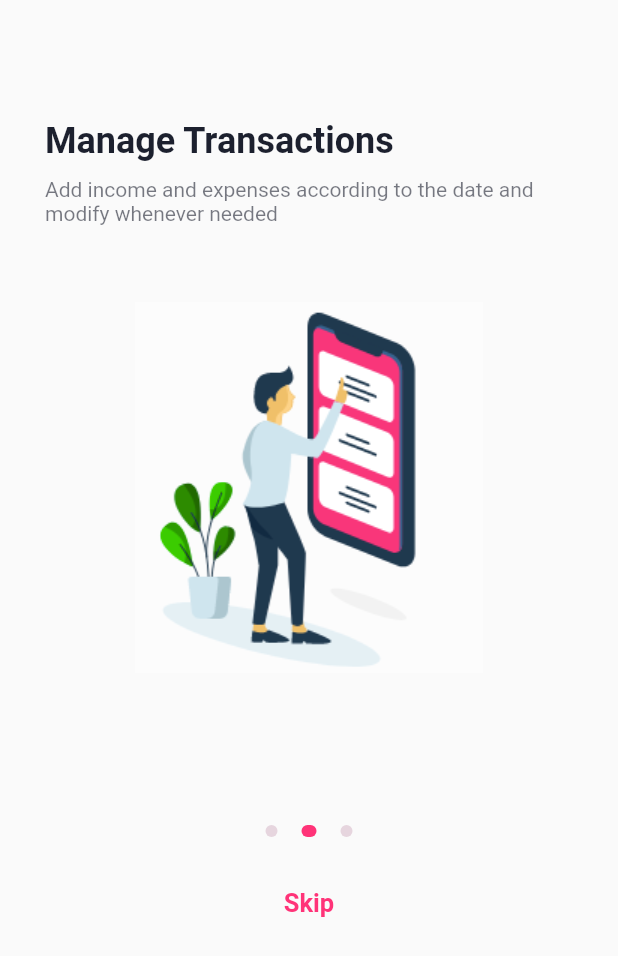
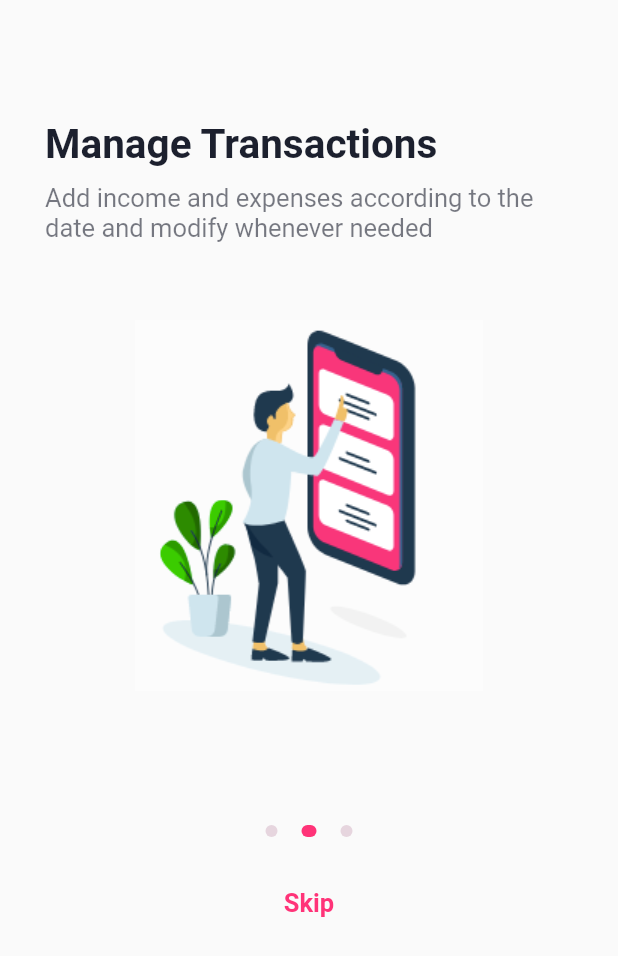
Before and after one commit to Bhavesh114/Expensee, a Flutter app: the screen it shows after launch, swiped to page 2, on a phone screen of 412 x 824 dp. Shown: the top 956 px of the screen. Run offline on Flutter 3.47's test engine with Material 2 defaults, Android fonts, the phone set to English and light mode, and no system bars; our stand-ins replace after_layout, firebase_auth, flutter_svg, modal_progress_hud, shared_preferences; accounts and stored records are empty; Roboto replaces fonts that are missing (GT Walsheim Pro).

Commit message:
Updated Splash and Onboarding

```diff
--- a/lib/Constants.dart
+++ b/lib/Constants.dart
@@ -25,13 +25,13 @@ const TextStyle kInputActiveTextField = TextStyle(
 );
 const kHeadingStyle = TextStyle(
   fontFamily: 'GT Walsheim Pro',
-  fontSize: 24,
+  fontSize: 27,
   color: const Color(0xff1c202e),
   fontWeight: FontWeight.w700,
 );
 
 const kOnboardingTextStyle = TextStyle(
   fontFamily: 'GT Walsheim Pro',
-  fontSize: 14,
+  fontSize: 17,
   color: const Color(0x991c202e),
 );
```
